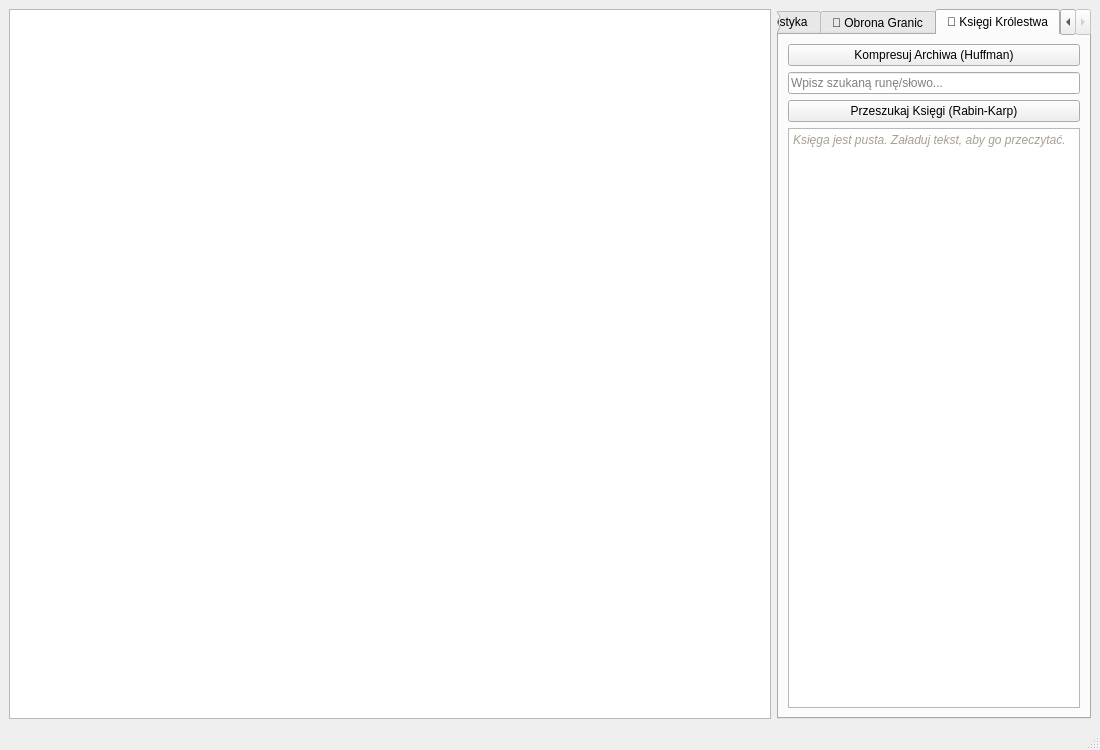
First picture: the form in gui/mainWindow.ui, repository Tevez2137/Projekt_ASD2, before the edit.
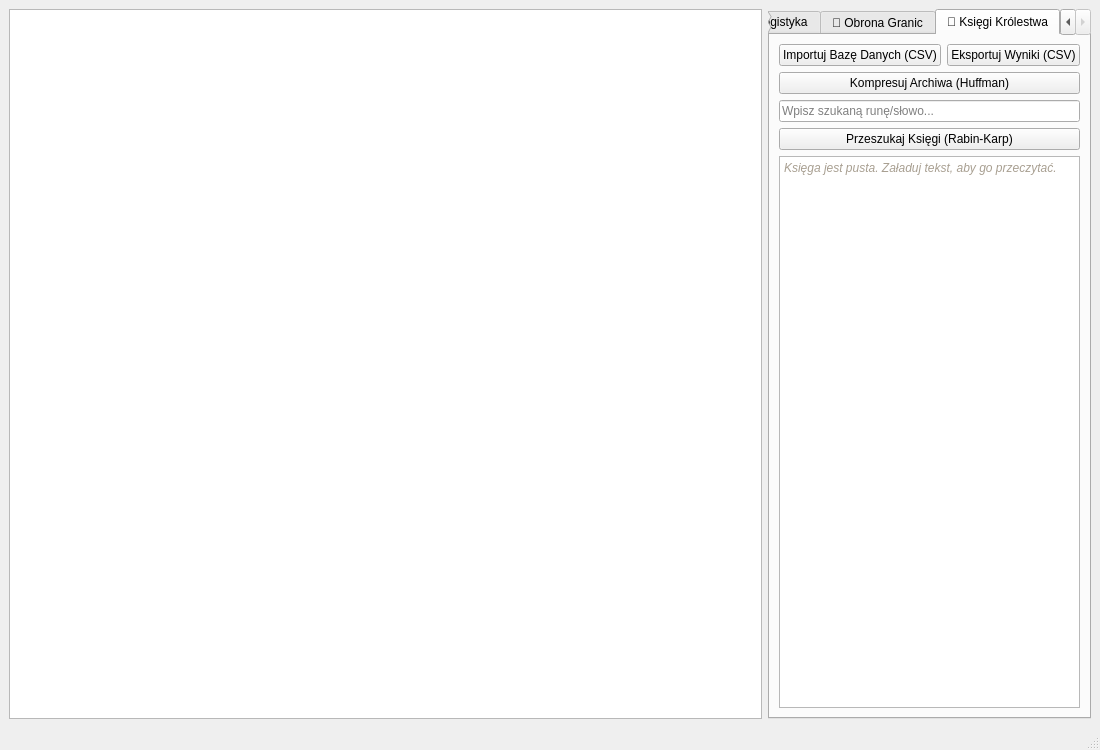
Second picture: the form after the edit. The open tabs and pages were chosen to show the change.

```diff
--- a/gui/mainWindow.ui
+++ b/gui/mainWindow.ui
@@ -127,6 +127,20 @@
         <string>📜 Księgi Królestwa</string>
        </attribute>
        <layout class="QVBoxLayout" name="verticalLayout_3">
+        <item>
+         <layout class="QHBoxLayout" name="horizontalLayout_import_eksport">
+          <item>
+           <widget class="QPushButton" name="btn_import_csv">
+            <property name="text"><string>Importuj Bazę Danych (CSV)</string></property>
+           </widget>
+          </item>
+          <item>
+           <widget class="QPushButton" name="btn_eksport_csv">
+            <property name="text"><string>Eksportuj Wyniki (CSV)</string></property>
+           </widget>
+          </item>
+         </layout>
+        </item>
         <item>
          <widget class="QPushButton" name="btn_kompresja">
           <property name="text"><string>Kompresuj Archiwa (Huffman)</string></property>
```
